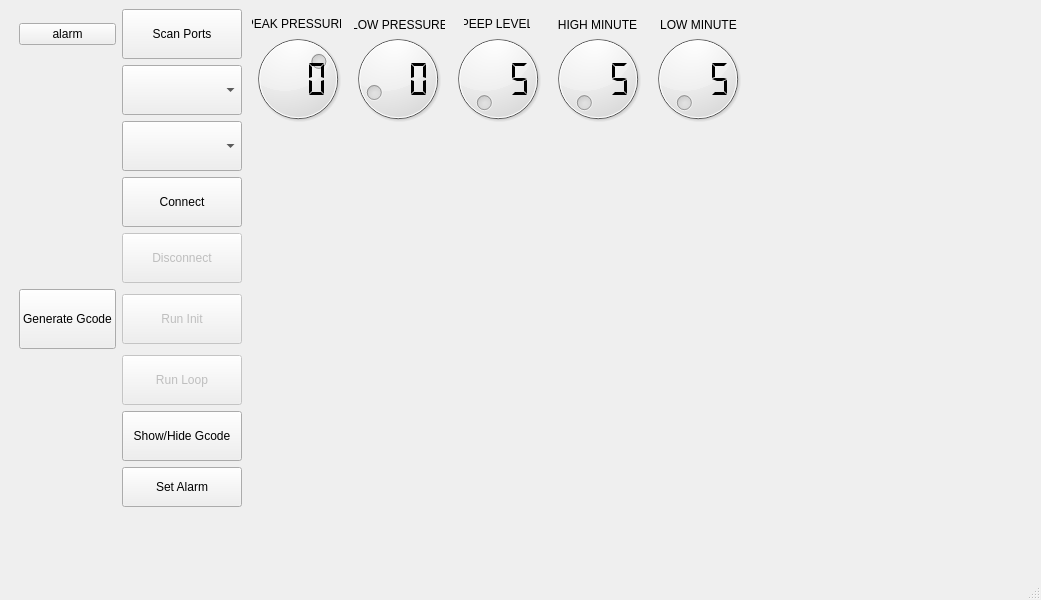
Qt form VentUI.ui (jibonaronno/Rhythm) before a commit.
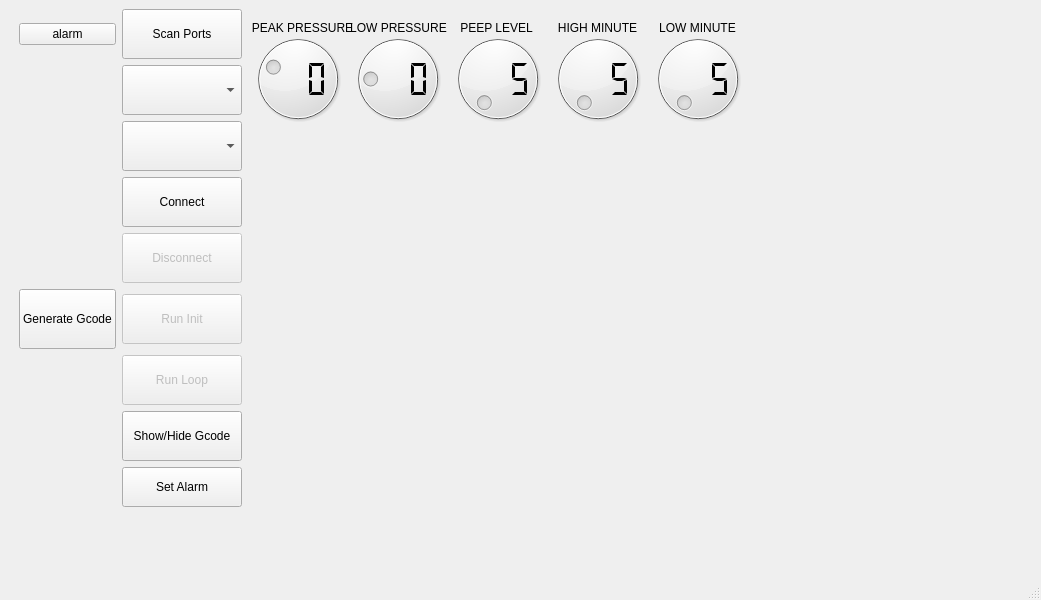
The same form after that commit. The open tabs and pages were chosen to show the change.

Commit message: Added Startup Dialog + Limit Data Transmit To Sensor Board - 02

```diff
--- a/VentUI.ui
+++ b/VentUI.ui
@@ -611,10 +611,10 @@
                </size>
               </property>
               <property name="minimum">
-               <number>5</number>
+               <number>15</number>
               </property>
               <property name="maximum">
-               <number>35</number>
+               <number>50</number>
               </property>
               <property name="value">
                <number>25</number>
@@ -653,8 +653,8 @@
                <rect>
                 <x>4</x>
                 <y>8</y>
-                <width>89</width>
-                <height>14</height>
+                <width>101</width>
+                <height>21</height>
                </rect>
               </property>
               <property name="text">
@@ -683,16 +683,16 @@
                <number>5</number>
               </property>
               <property name="maximum">
-               <number>30</number>
+               <number>25</number>
               </property>
              </widget>
              <widget class="QLabel" name="label_8">
               <property name="geometry">
                <rect>
-                <x>216</x>
+                <x>208</x>
                 <y>8</y>
-                <width>66</width>
-                <height>14</height>
+                <width>81</width>
+                <height>21</height>
                </rect>
               </property>
               <property name="layoutDirection">
@@ -773,8 +773,11 @@
                 <height>100</height>
                </rect>
               </property>
+              <property name="maximum">
+               <number>25</number>
+              </property>
               <property name="value">
-               <number>10</number>
+               <number>5</number>
               </property>
              </widget>
              <widget class="QLCDNumber" name="lowplcd">
@@ -802,10 +805,10 @@
              <widget class="QLabel" name="label_10">
               <property name="geometry">
                <rect>
-                <x>106</x>
+                <x>100</x>
                 <y>8</y>
-                <width>91</width>
-                <height>16</height>
+                <width>101</width>
+                <height>21</height>
                </rect>
               </property>
               <property name="layoutDirection">
@@ -839,10 +842,10 @@
              <widget class="QLabel" name="label_11">
               <property name="geometry">
                <rect>
-                <x>309</x>
+                <x>304</x>
                 <y>8</y>
-                <width>81</width>
-                <height>16</height>
+                <width>91</width>
+                <height>21</height>
                </rect>
               </property>
               <property name="layoutDirection">
@@ -961,10 +964,10 @@
              <widget class="QLabel" name="label_12">
               <property name="geometry">
                <rect>
-                <x>410</x>
+                <x>404</x>
                 <y>8</y>
-                <width>81</width>
-                <height>16</height>
+                <width>91</width>
+                <height>21</height>
                </rect>
               </property>
               <property name="layoutDirection">
```
Left out of the diff: 4 changed lines with no effect on the pictures.
